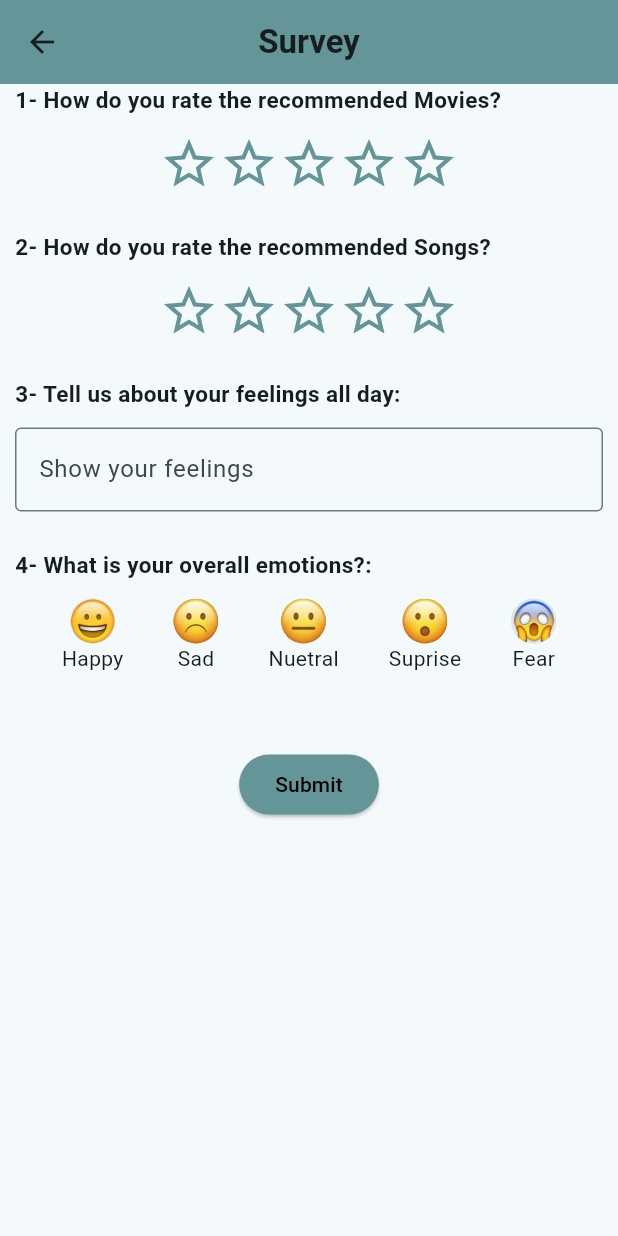
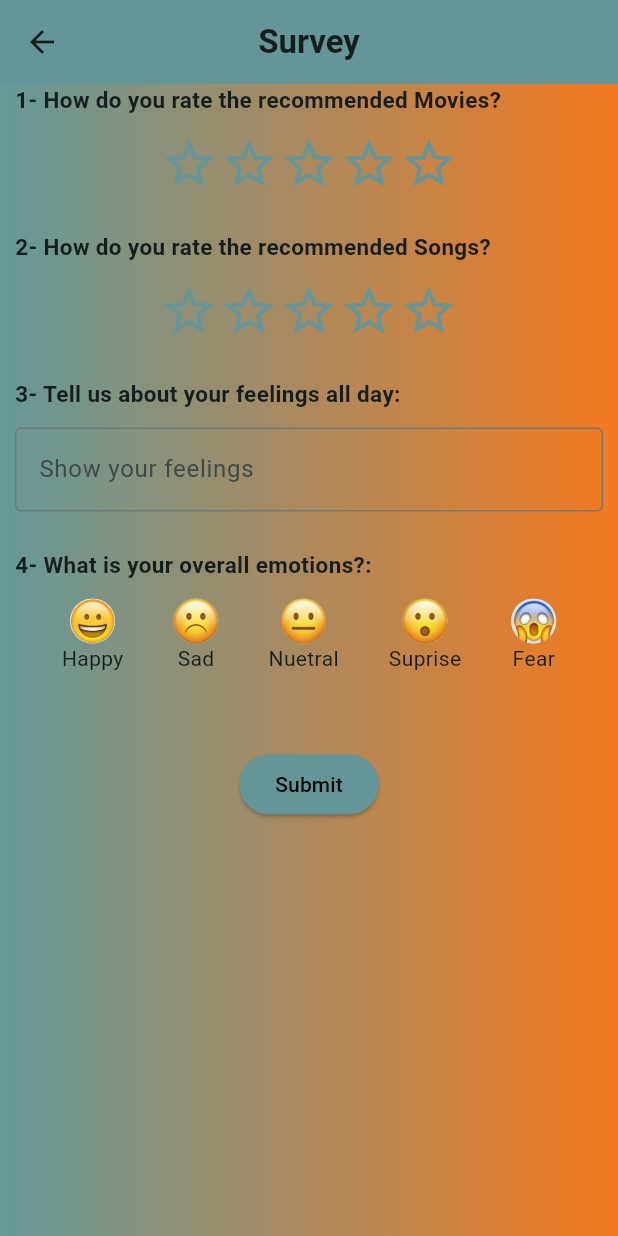
Before and after one commit to KhalidEl-MariAa/EmoWave, a Flutter app: the TakeSurveyScreen screen opened directly, on a phone screen of 412 x 824 dp. Run offline on Flutter 3.47's test engine with Material 3 defaults, Android fonts, the light colour scheme and no system bars; drawn by our look-alikes of flutter_rating_bar; our stand-ins replace awesome_dialog, cached_network_image, dio, flutter_bloc, image_picker, introduction_screen and 3 more; missing offline and left inert: flutter_sound, ripple_wave.

Commit message:
take survey screen update ui

```diff
--- a/lib/take_Survey_Screen/take_survey_screen.dart
+++ b/lib/take_Survey_Screen/take_survey_screen.dart
@@ -1,4 +1,4 @@
-import 'package:awesome_dialog/awesome_dialog.dart';
+
 import 'package:flutter/material.dart';
 import 'package:flutter_rating_bar/flutter_rating_bar.dart';
 import 'package:weza_app/core/usable.dart';
@@ -21,7 +21,18 @@ class _TakeSurveyScreenState extends State<TakeSurveyScreen> {
   Widget build(BuildContext context) {
     return  SafeArea(
         child: Scaffold(
-      body: CustomScrollView(
+      body: Container(
+        decoration: const BoxDecoration(
+                gradient: LinearGradient(colors: [
+
+                Color(0xff659999),
+                Color(0xfff4791f)
+                // Color.fromARGB(255, 255, 123, 66),
+                // Color.fromARGB(255, 255, 136, 84),
+                // Colors.amber
+              ])
+              ),
+        child: CustomScrollView(
           slivers: [
             SliverAppBar(
           centerTitle: true,
@@ -106,8 +117,8 @@ class _TakeSurveyScreenState extends State<TakeSurveyScreen> {
                           children: [
                             CircleAvatar(
                               radius: ishappychosen?25:15,foregroundImage:const AssetImage('assets/images/happiness.jpg')),
-                            Text('Happy'),
-                            ishappychosen?Icon(Icons.done,color: Colors.green,size: 25,):SizedBox()
+                              const Text('Happy'),
+                              ishappychosen?const Icon(Icons.done,color: Colors.green,size: 25,):const SizedBox()
                           ],
                         ),
                       ),
@@ -122,8 +133,8 @@ class _TakeSurveyScreenState extends State<TakeSurveyScreen> {
                         child: Column(
                           children: [
                             CircleAvatar(radius: issadchosen?25:15,foregroundImage:const AssetImage('assets/images/sad.png'),),
-                          Text('Sad'),
-                          issadchosen?Icon(Icons.done,color: Colors.green,size: 25,):SizedBox()
+                            const Text('Sad'),
+                            issadchosen?const Icon(Icons.done,color: Colors.green,size: 25,):const SizedBox()
                           ],
                         )),
                       // const SizedBox(width: 10,),
@@ -137,8 +148,8 @@ class _TakeSurveyScreenState extends State<TakeSurveyScreen> {
                         child: Column(
                           children: [
                             CircleAvatar(radius: isnuetralchosen? 25:15,foregroundImage:const AssetImage('assets/images/nuetral.png')),
-                          Text('Nuetral'),
-                          isnuetralchosen?Icon(Icons.done,color: Colors.green,size: 25,):SizedBox()
+                            const Text('Nuetral'),
+                            isnuetralchosen?const Icon(Icons.done,color: Colors.green,size: 25,):const SizedBox()
                           ],
                         )),
                       // const SizedBox(width: 10,),
@@ -152,8 +163,8 @@ class _TakeSurveyScreenState extends State<TakeSurveyScreen> {
                         child: Column(
                           children: [
                             CircleAvatar(radius:issuprisedchosen?25:15,foregroundImage:const AssetImage('assets/images/suprised.png'),),
-                          Text('Suprise'),
-                          issuprisedchosen?Icon(Icons.done,color: Colors.green,size: 25,):SizedBox()
+                            const Text('Suprise'),
+                            issuprisedchosen?const Icon(Icons.done,color: Colors.green,size: 25,):const SizedBox()
                           ],
                         )),
                       // const SizedBox(width: 10,),
@@ -167,8 +178,8 @@ class _TakeSurveyScreenState extends State<TakeSurveyScreen> {
                         child: Column(
                           children: [
                             CircleAvatar(radius:isfearchosen?25:15,foregroundImage:const AssetImage('assets/images/feare.jpg'),),
-                          Text('Fear'),
-                          isfearchosen?Icon(Icons.done,color: Colors.green,size: 25,):SizedBox()
+                            const Text('Fear'),
+                            isfearchosen?const Icon(Icons.done,color: Colors.green,size: 25,):const SizedBox()
 
                           ],
                         )),
@@ -185,16 +196,16 @@ class _TakeSurveyScreenState extends State<TakeSurveyScreen> {
                     onPressed: () {
 
                         Navigator.pushAndRemoveUntil(context, MaterialPageRoute(builder: (context) => const HomePage(),), (route) => false);
-                       AwesomeDialog(
-                        context: context,
-                        dialogType: DialogType.success,
-                        animType: AnimType.rightSlide,
-                        title: 'Great!',
-                        desc:
-                            'The Recommendition Process has been done successfuly, enjoy.',
-                        btnOkColor: Usable.color,
-                        btnOkOnPress: () {},
-                      ).show();
+                        //  AwesomeDialog(
+                        //   context: context,
+                        //   dialogType: DialogType.success,
+                        //   animType: AnimType.rightSlide,
+                        //   title: 'Great!',
+                        //   desc:
+                        //       'The Recommendition Process has been done successfuly, enjoy.',
+                        //   btnOkColor: Usable.color,
+                        //   btnOkOnPress: () {},
+                        // ).show();
                     },
                     child: const Text('Submit',style: TextStyle(color: Colors.black,fontWeight: FontWeight.w500),),
                   ),
@@ -205,6 +216,7 @@ class _TakeSurveyScreenState extends State<TakeSurveyScreen> {
         )
           ],
         ),
+      ),
     ));
   }
 }
```
Lines whose indentation alone changed are shown as unchanged.
